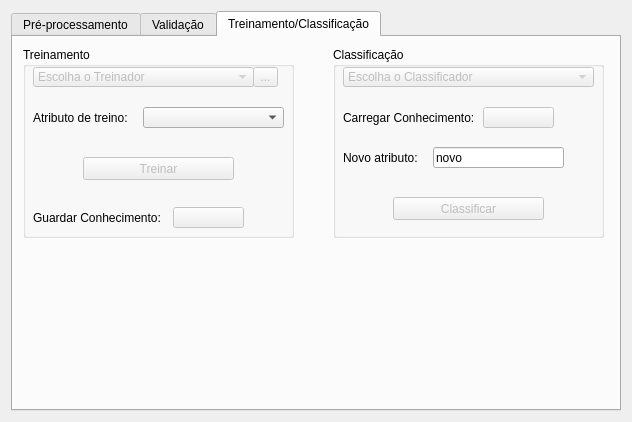
Before: the Qt Designer form Interface/InterfaceFAMA/janela.ui in duartejulio/fama, drawn with Qt 5.
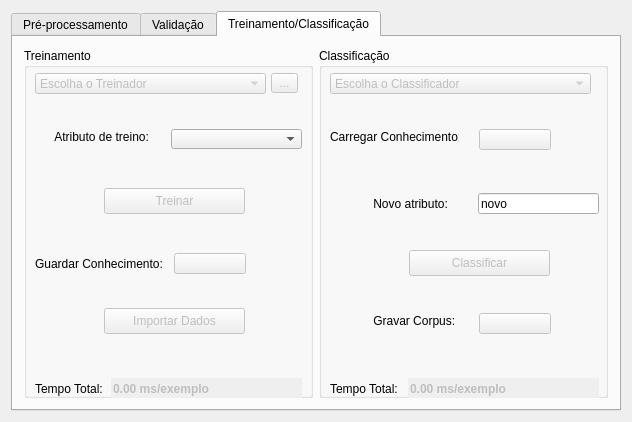
After: the same form once the commit is applied. The open tabs and pages were chosen to show the change. Icons and pictures are not drawn.

Patch:
```diff
--- a/Interface/InterfaceFAMA/janela.ui
+++ b/Interface/InterfaceFAMA/janela.ui
@@ -875,19 +875,6 @@
            <string>Atributo de treino:</string>
           </property>
          </widget>
-         <widget class="QLabel" name="label_novoAtributo">
-          <property name="geometry">
-           <rect>
-            <x>10</x>
-            <y>80</y>
-            <width>81</width>
-            <height>20</height>
-           </rect>
-          </property>
-          <property name="text">
-           <string>Novo atributo:</string>
-          </property>
-         </widget>
          <widget class="QComboBox" name="comboBox_atributoTreino">
           <property name="geometry">
            <rect>
@@ -898,19 +885,6 @@
            </rect>
           </property>
          </widget>
-         <widget class="QLineEdit" name="lineEdit_novoAtributo">
-          <property name="geometry">
-           <rect>
-            <x>120</x>
-            <y>80</y>
-            <width>131</width>
-            <height>20</height>
-           </rect>
-          </property>
-          <property name="text">
-           <string>novo</string>
-          </property>
-         </widget>
         </widget>
        </item>
        <item row="3" column="0">
@@ -942,15 +916,9 @@
       <attribute name="title">
        <string>Treinamento/Classificação</string>
       </attribute>
+      <layout class="QGridLayout" name="gridLayout_9">
+       <item row="0" column="0">
       <widget class="QGroupBox" name="groupBox_escolhaTreinador">
-       <property name="geometry">
-        <rect>
-         <x>10</x>
-         <y>10</y>
-         <width>271</width>
-         <height>191</height>
-        </rect>
-       </property>
        <property name="minimumSize">
         <size>
          <width>261</width>
@@ -972,12 +940,24 @@
         </property>
         <property name="geometry">
          <rect>
-          <x>10</x>
-          <y>20</y>
-          <width>221</width>
-          <height>20</height>
-         </rect>
-        </property>
+            <x>11</x>
+            <y>25</y>
+            <width>231</width>
+            <height>21</height>
+           </rect>
+          </property>
+          <property name="minimumSize">
+           <size>
+            <width>0</width>
+            <height>21</height>
+           </size>
+          </property>
+          <property name="maximumSize">
+           <size>
+            <width>16777215</width>
+            <height>21</height>
+           </size>
+          </property>
         <property name="insertPolicy">
          <enum>QComboBox::InsertAlphabetically</enum>
         </property>
@@ -993,12 +973,18 @@
         </property>
         <property name="geometry">
          <rect>
-          <x>230</x>
-          <y>20</y>
-          <width>25</width>
+            <x>247</x>
+            <y>25</y>
+            <width>27</width>
           <height>20</height>
          </rect>
         </property>
+          <property name="maximumSize">
+           <size>
+            <width>31</width>
+            <height>21</height>
+           </size>
+          </property>
         <property name="text">
          <string>...</string>
         </property>
@@ -1006,79 +992,52 @@
        <widget class="QLabel" name="label_guardarConhecimento">
         <property name="geometry">
          <rect>
-          <x>10</x>
-          <y>160</y>
-          <width>131</width>
+            <x>11</x>
+            <y>205</y>
+            <width>127</width>
           <height>21</height>
          </rect>
         </property>
+          <property name="minimumSize">
+           <size>
+            <width>0</width>
+            <height>21</height>
+           </size>
+          </property>
+          <property name="maximumSize">
+           <size>
+            <width>131</width>
+            <height>21</height>
+           </size>
+          </property>
         <property name="text">
          <string>Guardar Conhecimento:</string>
         </property>
        </widget>
-       <widget class="QPushButton" name="pushButton_guardarConhecimento">
-        <property name="enabled">
-         <bool>false</bool>
-        </property>
-        <property name="geometry">
-         <rect>
-          <x>150</x>
-          <y>160</y>
-          <width>71</width>
-          <height>21</height>
-         </rect>
-        </property>
-        <property name="maximumSize">
-         <size>
-          <width>101</width>
-          <height>21</height>
-         </size>
-        </property>
-        <property name="font">
-         <font>
-          <italic>false</italic>
-          <underline>false</underline>
-          <strikeout>false</strikeout>
-         </font>
-        </property>
-        <property name="cursor">
-         <cursorShape>ArrowCursor</cursorShape>
-        </property>
-        <property name="layoutDirection">
-         <enum>Qt::LeftToRight</enum>
-        </property>
-        <property name="autoFillBackground">
-         <bool>false</bool>
-        </property>
-        <property name="text">
-         <string/>
-        </property>
-        <property name="icon">
-         <iconset>
-          <normaloff>../imagens/save.png</normaloff>../imagens/save.png</iconset>
-        </property>
-        <property name="autoDefault">
-         <bool>true</bool>
-        </property>
-        <property name="default">
-         <bool>false</bool>
-        </property>
-        <property name="flat">
-         <bool>false</bool>
-        </property>
-       </widget>
        <widget class="QPushButton" name="pushButton_treinar">
         <property name="enabled">
          <bool>false</bool>
         </property>
         <property name="geometry">
          <rect>
-          <x>60</x>
-          <y>110</y>
-          <width>151</width>
-          <height>23</height>
-         </rect>
-        </property>
+            <x>80</x>
+            <y>140</y>
+            <width>141</width>
+            <height>26</height>
+           </rect>
+          </property>
+          <property name="minimumSize">
+           <size>
+            <width>0</width>
+            <height>26</height>
+           </size>
+          </property>
+          <property name="maximumSize">
+           <size>
+            <width>16777215</width>
+            <height>26</height>
+           </size>
+          </property>
         <property name="text">
          <string>Treinar</string>
         </property>
@@ -1086,36 +1045,191 @@
        <widget class="QLabel" name="label_atributoTreino2">
         <property name="geometry">
          <rect>
-          <x>10</x>
-          <y>60</y>
-          <width>101</width>
-          <height>21</height>
-         </rect>
-        </property>
+            <x>11</x>
+            <y>81</y>
+            <width>131</width>
+            <height>16</height>
+           </rect>
+          </property>
+          <property name="maximumSize">
+           <size>
+            <width>99999</width>
+            <height>21</height>
+           </size>
+          </property>
         <property name="text">
-         <string>Atributo de treino:</string>
+           <string>      Atributo de treino:</string>
         </property>
        </widget>
        <widget class="QComboBox" name="comboBox_atributoTreino2">
         <property name="geometry">
          <rect>
-          <x>120</x>
-          <y>60</y>
+            <x>147</x>
+            <y>81</y>
+            <width>131</width>
+            <height>20</height>
+           </rect>
+          </property>
+          <property name="maximumSize">
+           <size>
+            <width>16777215</width>
+            <height>21</height>
+           </size>
+          </property>
+         </widget>
+         <widget class="QLabel" name="label_tempoTreino">
+          <property name="geometry">
+           <rect>
+            <x>11</x>
+            <y>330</y>
+            <width>70</width>
+            <height>21</height>
+           </rect>
+          </property>
+          <property name="minimumSize">
+           <size>
+            <width>0</width>
+            <height>21</height>
+           </size>
+          </property>
+          <property name="maximumSize">
+           <size>
+            <width>81</width>
+            <height>21</height>
+           </size>
+          </property>
+          <property name="text">
+           <string>Tempo Total:</string>
+          </property>
+         </widget>
+         <widget class="QLineEdit" name="lineEdit_tempoTreino">
+          <property name="enabled">
+           <bool>false</bool>
+          </property>
+          <property name="geometry">
+           <rect>
+            <x>87</x>
+            <y>330</y>
+            <width>191</width>
+            <height>21</height>
+           </rect>
+          </property>
+          <property name="minimumSize">
+           <size>
+            <width>0</width>
+            <height>21</height>
+           </size>
+          </property>
+          <property name="maximumSize">
+           <size>
+            <width>16777215</width>
+            <height>21</height>
+           </size>
+          </property>
+          <property name="font">
+           <font>
+            <family>Arial</family>
+            <weight>75</weight>
+            <bold>true</bold>
+           </font>
+          </property>
+          <property name="cursor">
+           <cursorShape>ArrowCursor</cursorShape>
+          </property>
+          <property name="text">
+           <string>0.00 ms/exemplo</string>
+          </property>
+          <property name="frame">
+           <bool>false</bool>
+          </property>
+         </widget>
+         <widget class="QPushButton" name="pushButton_importarDadosAba3">
+          <property name="enabled">
+           <bool>false</bool>
+          </property>
+          <property name="geometry">
+           <rect>
+            <x>80</x>
+            <y>260</y>
           <width>141</width>
+            <height>26</height>
+           </rect>
+          </property>
+          <property name="maximumSize">
+           <size>
+            <width>16777215</width>
+            <height>26</height>
+           </size>
+          </property>
+          <property name="text">
+           <string>Importar Dados</string>
+          </property>
+          <property name="icon">
+           <iconset>
+            <normaloff>../imagens/flecha2.png</normaloff>../imagens/flecha2.png</iconset>
+          </property>
+         </widget>
+         <widget class="QPushButton" name="pushButton_guardarConhecimento">
+          <property name="enabled">
+           <bool>false</bool>
+          </property>
+          <property name="geometry">
+           <rect>
+            <x>150</x>
+            <y>205</y>
+            <width>72</width>
           <height>21</height>
          </rect>
         </property>
-       </widget>
-      </widget>
+          <property name="sizePolicy">
+           <sizepolicy hsizetype="Minimum" vsizetype="Fixed">
+            <horstretch>0</horstretch>
+            <verstretch>0</verstretch>
+           </sizepolicy>
+          </property>
+          <property name="maximumSize">
+           <size>
+            <width>81</width>
+            <height>21</height>
+           </size>
+          </property>
+          <property name="font">
+           <font>
+            <italic>false</italic>
+            <underline>false</underline>
+            <strikeout>false</strikeout>
+           </font>
+          </property>
+          <property name="cursor">
+           <cursorShape>ArrowCursor</cursorShape>
+          </property>
+          <property name="layoutDirection">
+           <enum>Qt::LeftToRight</enum>
+          </property>
+          <property name="autoFillBackground">
+           <bool>false</bool>
+          </property>
+          <property name="text">
+           <string/>
+          </property>
+          <property name="icon">
+           <iconset>
+            <normaloff>../imagens/save.png</normaloff>../imagens/save.png</iconset>
+          </property>
+          <property name="autoDefault">
+           <bool>true</bool>
+          </property>
+          <property name="default">
+           <bool>false</bool>
+          </property>
+          <property name="flat">
+           <bool>false</bool>
+          </property>
+         </widget>
+        </widget>
+       </item>
+       <item row="0" column="1">
       <widget class="QGroupBox" name="groupBox_escolhaClassificador2">
-       <property name="geometry">
-        <rect>
-         <x>320</x>
-         <y>10</y>
-         <width>271</width>
-         <height>191</height>
-        </rect>
-       </property>
        <property name="minimumSize">
         <size>
          <width>261</width>
@@ -1137,12 +1251,24 @@
         </property>
         <property name="geometry">
          <rect>
-          <x>10</x>
-          <y>20</y>
-          <width>251</width>
-          <height>20</height>
-         </rect>
-        </property>
+            <x>11</x>
+            <y>25</y>
+            <width>261</width>
+            <height>21</height>
+           </rect>
+          </property>
+          <property name="minimumSize">
+           <size>
+            <width>0</width>
+            <height>21</height>
+           </size>
+          </property>
+          <property name="maximumSize">
+           <size>
+            <width>16777215</width>
+            <height>21</height>
+           </size>
+          </property>
         <property name="insertPolicy">
          <enum>QComboBox::InsertAlphabetically</enum>
         </property>
@@ -1155,110 +1281,247 @@
        <widget class="QLabel" name="label_carregarConhecimento">
         <property name="geometry">
          <rect>
-          <x>10</x>
-          <y>60</y>
-          <width>131</width>
-          <height>21</height>
+            <x>11</x>
+            <y>81</y>
+            <width>129</width>
+            <height>16</height>
          </rect>
         </property>
         <property name="text">
          <string>Carregar Conhecimento:</string>
         </property>
        </widget>
-       <widget class="QPushButton" name="pushButton_carregarConhecimento">
-        <property name="enabled">
-         <bool>false</bool>
-        </property>
-        <property name="geometry">
-         <rect>
-          <x>150</x>
-          <y>60</y>
-          <width>71</width>
-          <height>21</height>
-         </rect>
-        </property>
-        <property name="maximumSize">
-         <size>
-          <width>101</width>
-          <height>21</height>
-         </size>
-        </property>
-        <property name="font">
-         <font>
-          <italic>false</italic>
-          <underline>false</underline>
-          <strikeout>false</strikeout>
-         </font>
-        </property>
-        <property name="cursor">
-         <cursorShape>ArrowCursor</cursorShape>
-        </property>
-        <property name="layoutDirection">
-         <enum>Qt::LeftToRight</enum>
-        </property>
-        <property name="autoFillBackground">
-         <bool>false</bool>
-        </property>
-        <property name="text">
-         <string/>
-        </property>
-        <property name="icon">
-         <iconset>
-          <normaloff>../imagens/folder_open.png</normaloff>../imagens/folder_open.png</iconset>
-        </property>
-        <property name="autoDefault">
-         <bool>true</bool>
-        </property>
-        <property name="default">
-         <bool>false</bool>
-        </property>
-        <property name="flat">
-         <bool>false</bool>
-        </property>
-       </widget>
        <widget class="QPushButton" name="pushButton_classificar">
         <property name="enabled">
          <bool>false</bool>
         </property>
         <property name="geometry">
          <rect>
-          <x>60</x>
-          <y>150</y>
-          <width>151</width>
-          <height>23</height>
-         </rect>
-        </property>
+            <x>90</x>
+            <y>202</y>
+            <width>141</width>
+            <height>26</height>
+           </rect>
+          </property>
+          <property name="minimumSize">
+           <size>
+            <width>0</width>
+            <height>26</height>
+           </size>
+          </property>
+          <property name="maximumSize">
+           <size>
+            <width>16777215</width>
+            <height>26</height>
+           </size>
+          </property>
         <property name="text">
          <string>Classificar</string>
         </property>
        </widget>
-       <widget class="QLabel" name="label_novoAtributo2">
+         <widget class="QLabel" name="label_novoAtributo">
         <property name="geometry">
          <rect>
-          <x>10</x>
-          <y>100</y>
-          <width>81</width>
+            <x>11</x>
+            <y>145</y>
+            <width>130</width>
           <height>21</height>
          </rect>
         </property>
+          <property name="minimumSize">
+           <size>
+            <width>0</width>
+            <height>21</height>
+           </size>
+          </property>
         <property name="text">
-         <string>Novo atributo:</string>
-        </property>
-       </widget>
-       <widget class="QLineEdit" name="lineEdit_novoAtributo2">
+           <string>             Novo atributo:</string>
+          </property>
+         </widget>
+         <widget class="QLineEdit" name="lineEdit_novoAtributo">
         <property name="geometry">
          <rect>
-          <x>100</x>
-          <y>100</y>
-          <width>131</width>
+            <x>159</x>
+            <y>145</y>
+            <width>121</width>
           <height>21</height>
          </rect>
         </property>
+          <property name="minimumSize">
+           <size>
+            <width>0</width>
+            <height>21</height>
+           </size>
+          </property>
         <property name="text">
          <string>novo</string>
         </property>
        </widget>
-      </widget>
+         <widget class="QLabel" name="label_tempoClassificacao">
+          <property name="geometry">
+           <rect>
+            <x>11</x>
+            <y>330</y>
+            <width>70</width>
+            <height>21</height>
+           </rect>
+          </property>
+          <property name="minimumSize">
+           <size>
+            <width>0</width>
+            <height>21</height>
+           </size>
+          </property>
+          <property name="maximumSize">
+           <size>
+            <width>81</width>
+            <height>21</height>
+           </size>
+          </property>
+          <property name="text">
+           <string>Tempo Total:</string>
+          </property>
+         </widget>
+         <widget class="QLineEdit" name="lineEdit_tempoClassificacao">
+          <property name="enabled">
+           <bool>false</bool>
+          </property>
+          <property name="geometry">
+           <rect>
+            <x>89</x>
+            <y>330</y>
+            <width>191</width>
+            <height>21</height>
+           </rect>
+          </property>
+          <property name="minimumSize">
+           <size>
+            <width>0</width>
+            <height>21</height>
+           </size>
+          </property>
+          <property name="maximumSize">
+           <size>
+            <width>16777215</width>
+            <height>21</height>
+           </size>
+          </property>
+          <property name="font">
+           <font>
+            <family>Arial</family>
+            <weight>75</weight>
+            <bold>true</bold>
+           </font>
+          </property>
+          <property name="cursor">
+           <cursorShape>ArrowCursor</cursorShape>
+          </property>
+          <property name="text">
+           <string>0.00 ms/exemplo</string>
+          </property>
+          <property name="frame">
+           <bool>false</bool>
+          </property>
+         </widget>
+         <widget class="QLabel" name="label_gravarCorpus">
+          <property name="geometry">
+           <rect>
+            <x>11</x>
+            <y>265</y>
+            <width>141</width>
+            <height>16</height>
+           </rect>
+          </property>
+          <property name="maximumSize">
+           <size>
+            <width>9999</width>
+            <height>21</height>
+           </size>
+          </property>
+          <property name="text">
+           <string>             Gravar Corpus:</string>
+          </property>
+         </widget>
+         <widget class="QPushButton" name="pushButton_gravarCorpus">
+          <property name="enabled">
+           <bool>false</bool>
+          </property>
+          <property name="geometry">
+           <rect>
+            <x>160</x>
+            <y>265</y>
+            <width>72</width>
+            <height>21</height>
+           </rect>
+          </property>
+          <property name="maximumSize">
+           <size>
+            <width>81</width>
+            <height>21</height>
+           </size>
+          </property>
+          <property name="text">
+           <string/>
+          </property>
+          <property name="icon">
+           <iconset>
+            <normaloff>../imagens/save.png</normaloff>../imagens/save.png</iconset>
+          </property>
+         </widget>
+         <widget class="QPushButton" name="pushButton_carregarConhecimento">
+          <property name="enabled">
+           <bool>false</bool>
+          </property>
+          <property name="geometry">
+           <rect>
+            <x>160</x>
+            <y>81</y>
+            <width>72</width>
+            <height>21</height>
+           </rect>
+          </property>
+          <property name="maximumSize">
+           <size>
+            <width>81</width>
+            <height>21</height>
+           </size>
+          </property>
+          <property name="font">
+           <font>
+            <italic>false</italic>
+            <underline>false</underline>
+            <strikeout>false</strikeout>
+           </font>
+          </property>
+          <property name="cursor">
+           <cursorShape>ArrowCursor</cursorShape>
+          </property>
+          <property name="layoutDirection">
+           <enum>Qt::LeftToRight</enum>
+          </property>
+          <property name="autoFillBackground">
+           <bool>false</bool>
+          </property>
+          <property name="text">
+           <string/>
+          </property>
+          <property name="icon">
+           <iconset>
+            <normaloff>../imagens/folder_open.png</normaloff>../imagens/folder_open.png</iconset>
+          </property>
+          <property name="autoDefault">
+           <bool>true</bool>
+          </property>
+          <property name="default">
+           <bool>false</bool>
+          </property>
+          <property name="flat">
+           <bool>false</bool>
+          </property>
+         </widget>
+        </widget>
+       </item>
+      </layout>
      </widget>
     </widget>
    </item>
```
Left out of the diff: 233 changed lines with no effect on the pictures. Lines whose indentation alone changed are shown as unchanged.
